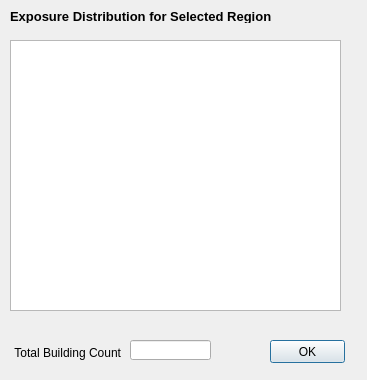
Qt form qt/dlg_res_detail.ui (gem/sidd) before a commit.
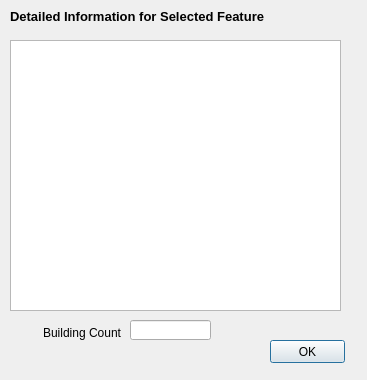
The same form after that commit.

Commit message: updates - created new sets of operators *ToGrid   ZoneToGrid: create grids from zone with building count   FootprintZoneToGrid: create grid from footprint and zone. if zone has building count > footprint count,                        additional building count in zone is distributed out according to area                        (leftover from total-footprint area) - added test cases - deprecated following operators   GridWriter, GridFromRegionWriter, ExposureGeometryWriter, FootprintAggregator, ZoneGridMerger, ZoneFootprintMerger   will delete in next commit along with their test cases

The edit to the form file:
```diff
--- a/qt/dlg_res_detail.ui
+++ b/qt/dlg_res_detail.ui
@@ -40,20 +40,20 @@
     </font>
    </property>
    <property name="text">
-    <string>Exposure Distribution for Selected Region</string>
+    <string>Detailed Information for Selected Feature</string>
    </property>
   </widget>
   <widget class="QLabel" name="lb_bldgcount">
    <property name="geometry">
     <rect>
      <x>10</x>
-     <y>340</y>
+     <y>320</y>
      <width>111</width>
      <height>25</height>
     </rect>
    </property>
    <property name="text">
-    <string>Total Building Count</string>
+    <string>Building Count</string>
    </property>
    <property name="alignment">
     <set>Qt::AlignRight|Qt::AlignTrailing|Qt::AlignVCenter</set>
@@ -63,7 +63,7 @@
    <property name="geometry">
     <rect>
      <x>130</x>
-     <y>340</y>
+     <y>320</y>
      <width>81</width>
      <height>20</height>
     </rect>
```
Left out of the diff: 2 changed lines with no effect on the pictures. The commit also changes 75 other files.
